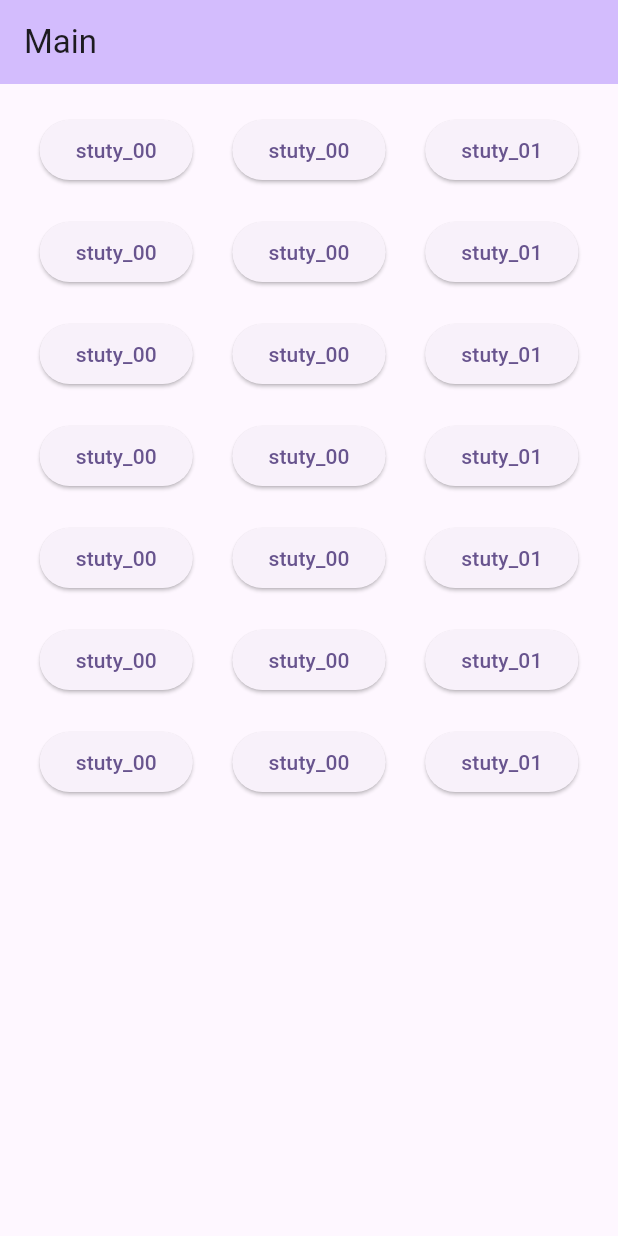
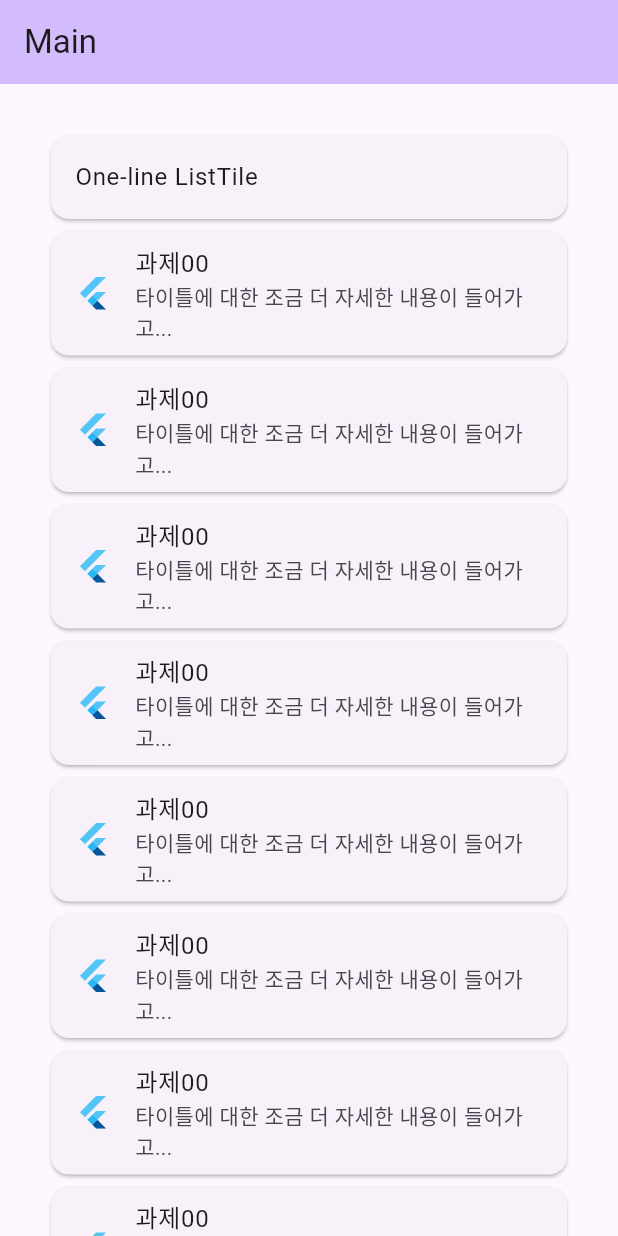
Before and after one commit to junselee42/flutter_study, a Flutter app: the screen it shows after launch, on a phone screen of 412 x 824 dp. Run offline on Flutter 3.47's test engine with Material 2 defaults, Android fonts, the phone set to English and light mode, and no system bars.

Commit message:
fix: fixed UI -UI이상해서 고침

```diff
--- a/lib/main.dart
+++ b/lib/main.dart
@@ -34,6 +34,7 @@ class MyHomePage extends StatefulWidget {
 
 class _MyHomePageState extends State<MyHomePage> {
   int _counter = 0;
+
   void _incrementCounter() {
     setState(() {
       _counter++;
@@ -48,180 +49,125 @@ class _MyHomePageState extends State<MyHomePage> {
         backgroundColor: Theme.of(context).colorScheme.inversePrimary,
         title: Text(widget.title),
       ),
-      body: Center(
-        child: Column(
-          mainAxisAlignment: MainAxisAlignment.start,
-          children: <Widget>[
-            SizedBox(height: 20),
-            Row(
-              mainAxisAlignment: MainAxisAlignment.spaceEvenly,
-              children: [
-                ElevatedButton(
-                  onPressed: () {
-                    Navigator.of(context).pushNamed('/first');
-                  },
-                  child: Text("stuty_00"),
-                ),
-                ElevatedButton(
-                  onPressed: () {
-                    Navigator.of(context).pushNamed('/first');
-                  },
-                  child: Text("stuty_00"),
-                ),
-                ElevatedButton(
-                  onPressed: () {
-                    Navigator.of(context).pushNamed('/second');
-                  },
-                  child: Text("stuty_01"),
-                ),
-              ],
+      body: ListView(
+        padding: EdgeInsets.all(30),
+        children: [
+          Card(
+            child: ListTile(
+              title: Text('One-line ListTile'),
             ),
-            const SizedBox(height: height),
-            Row(
-              mainAxisAlignment: MainAxisAlignment.spaceEvenly,
-              children: [
-                ElevatedButton(
-                  onPressed: () {
-                    Navigator.of(context).pushNamed('/first');
-                  },
-                  child: Text("stuty_00"),
-                ),
-                ElevatedButton(
-                  onPressed: () {
-                    Navigator.of(context).pushNamed('/first');
-                  },
-                  child: Text("stuty_00"),
-                ),
-                ElevatedButton(
-                  onPressed: () {
-                    Navigator.of(context).pushNamed('/second');
-                  },
-                  child: Text("stuty_01"),
-                ),
-              ],
+          ),
+          Card(
+            child: ListTile(
+              leading: FlutterLogo(),
+              title: Text('과제00'),
+              subtitle: Text('타이틀에 대한 조금 더 자세한 내용이 들어가고...'),
+              hoverColor: Colors.purple,
+              onTap: (){
+                Navigator.of(context).pushNamed('/first');
+              },
             ),
-            const SizedBox(height: height),
-            Row(
-              mainAxisAlignment: MainAxisAlignment.spaceEvenly,
-              children: [
-                ElevatedButton(
-                  onPressed: () {
-                    Navigator.of(context).pushNamed('/first');
-                  },
-                  child: Text("stuty_00"),
-                ),
-                ElevatedButton(
-                  onPressed: () {
-                    Navigator.of(context).pushNamed('/first');
-                  },
-                  child: Text("stuty_00"),
-                ),
-                ElevatedButton(
-                  onPressed: () {
-                    Navigator.of(context).pushNamed('/second');
-                  },
-                  child: Text("stuty_01"),
-                ),
-              ],
+          ),
+          Card(
+            child: ListTile(
+              leading: FlutterLogo(),
+              title: Text('과제00'),
+              subtitle: Text('타이틀에 대한 조금 더 자세한 내용이 들어가고...'),
+              hoverColor: Colors.purple,
+              onTap: (){
+                Navigator.of(context).pushNamed('/first');
+              },
             ),
-            const SizedBox(height: height),
-            Row(
-              mainAxisAlignment: MainAxisAlignment.spaceEvenly,
-              children: [
-                ElevatedButton(
-                  onPressed: () {
-                    Navigator.of(context).pushNamed('/first');
-                  },
-                  child: Text("stuty_00"),
-                ),
-                ElevatedButton(
-                  onPressed: () {
-                    Navigator.of(context).pushNamed('/first');
-                  },
-                  child: Text("stuty_00"),
-                ),
-                ElevatedButton(
-                  onPressed: () {
-                    Navigator.of(context).pushNamed('/second');
-                  },
-                  child: Text("stuty_01"),
-                ),
-              ],
+          ),
+          Card(
+            child: ListTile(
+              leading: FlutterLogo(),
+              title: Text('과제00'),
+              subtitle: Text('타이틀에 대한 조금 더 자세한 내용이 들어가고...'),
+              hoverColor: Colors.purple,
+              onTap: (){
+                Navigator.of(context).pushNamed('/first');
+              },
             ),
-            const SizedBox(height: height),
-            Row(
-              mainAxisAlignment: MainAxisAlignment.spaceEvenly,
-              children: [
-                ElevatedButton(
-                  onPressed: () {
-                    Navigator.of(context).pushNamed('/first');
-                  },
-                  child: Text("stuty_00"),
-                ),
-                ElevatedButton(
-                  onPressed: () {
-                    Navigator.of(context).pushNamed('/first');
-                  },
-                  child: Text("stuty_00"),
-                ),
-                ElevatedButton(
-                  onPressed: () {
-                    Navigator.of(context).pushNamed('/second');
-                  },
-                  child: Text("stuty_01"),
-                ),
-              ],
+          ),
+          Card(
+            child: ListTile(
+              leading: FlutterLogo(),
+              title: Text('과제00'),
+              subtitle: Text('타이틀에 대한 조금 더 자세한 내용이 들어가고...'),
+              hoverColor: Colors.purple,
+              onTap: (){
+                Navigator.of(context).pushNamed('/first');
+              },
             ),
-            const SizedBox(height: height),
-            Row(
-              mainAxisAlignment: MainAxisAlignment.spaceEvenly,
-              children: [
-                ElevatedButton(
-                  onPressed: () {
-                    Navigator.of(context).pushNamed('/first');
-                  },
-                  child: Text("stuty_00"),
-                ),
-                ElevatedButton(
-                  onPressed: () {
-                    Navigator.of(context).pushNamed('/first');
-                  },
-                  child: Text("stuty_00"),
-                ),
-                ElevatedButton(
-                  onPressed: () {
-                    Navigator.of(context).pushNamed('/second');
-                  },
-                  child: Text("stuty_01"),
-                ),
-              ],
+          ),
+          Card(
+            child: ListTile(
+              leading: FlutterLogo(),
+              title: Text('과제00'),
+              subtitle: Text('타이틀에 대한 조금 더 자세한 내용이 들어가고...'),
+              hoverColor: Colors.purple,
+              onTap: (){
+                Navigator.of(context).pushNamed('/first');
+              },
             ),
-            const SizedBox(height: height),
-            Row(
-              mainAxisAlignment: MainAxisAlignment.spaceEvenly,
-              children: [
-                ElevatedButton(
-                  onPressed: () {
-                    Navigator.of(context).pushNamed('/first');
-                  },
-                  child: Text("stuty_00"),
-                ),
-                ElevatedButton(
-                  onPressed: () {
-                    Navigator.of(context).pushNamed('/first');
-                  },
-                  child: Text("stuty_00"),
-                ),
-                ElevatedButton(
-                  onPressed: () {
-                    Navigator.of(context).pushNamed('/second');
-                  },
-                  child: Text("stuty_01"),
-                ),
-              ],
+          ),
+          Card(
+            child: ListTile(
+              leading: FlutterLogo(),
+              title: Text('과제00'),
+              subtitle: Text('타이틀에 대한 조금 더 자세한 내용이 들어가고...'),
+              hoverColor: Colors.purple,
+              onTap: (){
+                Navigator.of(context).pushNamed('/first');
+              },
             ),
-          ],
-        ),
+          ),
+          Card(
+            child: ListTile(
+              leading: FlutterLogo(),
+              title: Text('과제00'),
+              subtitle: Text('타이틀에 대한 조금 더 자세한 내용이 들어가고...'),
+              hoverColor: Colors.purple,
+              onTap: (){
+                Navigator.of(context).pushNamed('/first');
+              },
+            ),
+          ),
+          Card(
+            child: ListTile(
+              leading: FlutterLogo(),
+              title: Text('과제00'),
+              subtitle: Text('타이틀에 대한 조금 더 자세한 내용이 들어가고...'),
+              hoverColor: Colors.purple,
+              onTap: (){
+                Navigator.of(context).pushNamed('/first');
+              },
+            ),
+          ),
+          Card(
+            child: ListTile(
+              leading: FlutterLogo(),
+              title: Text('과제00'),
+              subtitle: Text('타이틀에 대한 조금 더 자세한 내용이 들어가고...'),
+              hoverColor: Colors.purple,
+              onTap: (){
+                Navigator.of(context).pushNamed('/first');
+              },
+            ),
+          ),
+          Card(
+            child: ListTile(
+              leading: FlutterLogo(),
+              title: Text('과제00'),
+              subtitle: Text('타이틀에 대한 조금 더 자세한 내용이 들어가고...'),
+              hoverColor: Colors.purple,
+              onTap: (){
+                Navigator.of(context).pushNamed('/first');
+              },
+            ),
+          ),
+        ],
       ),
     );
   }
```
